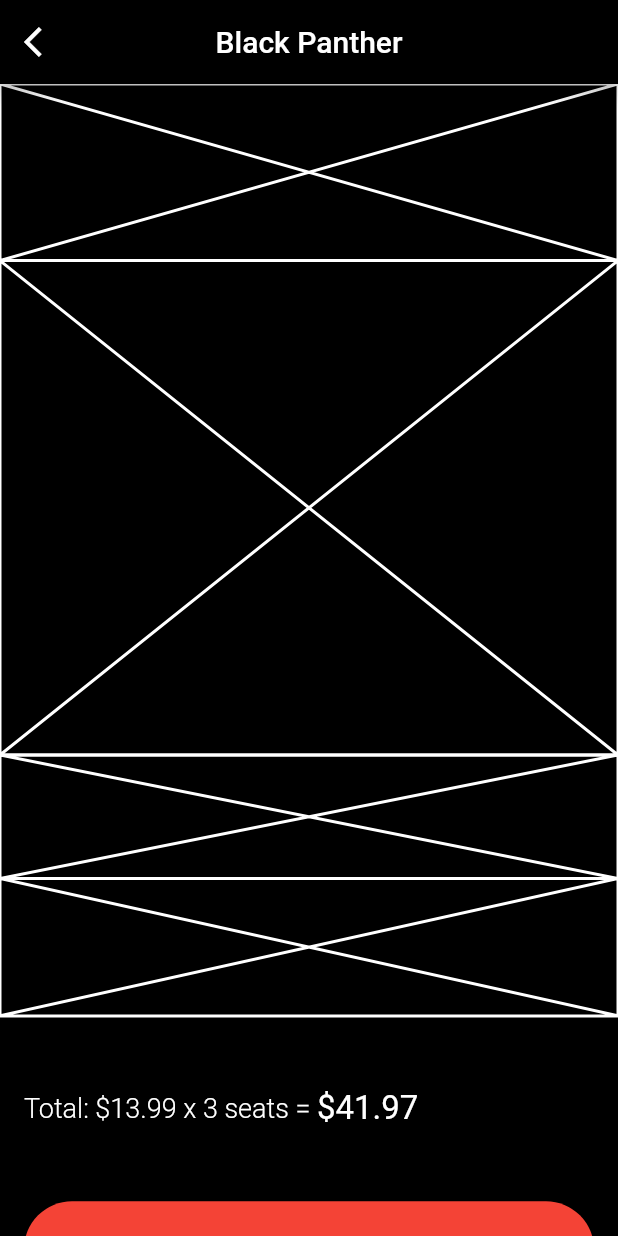
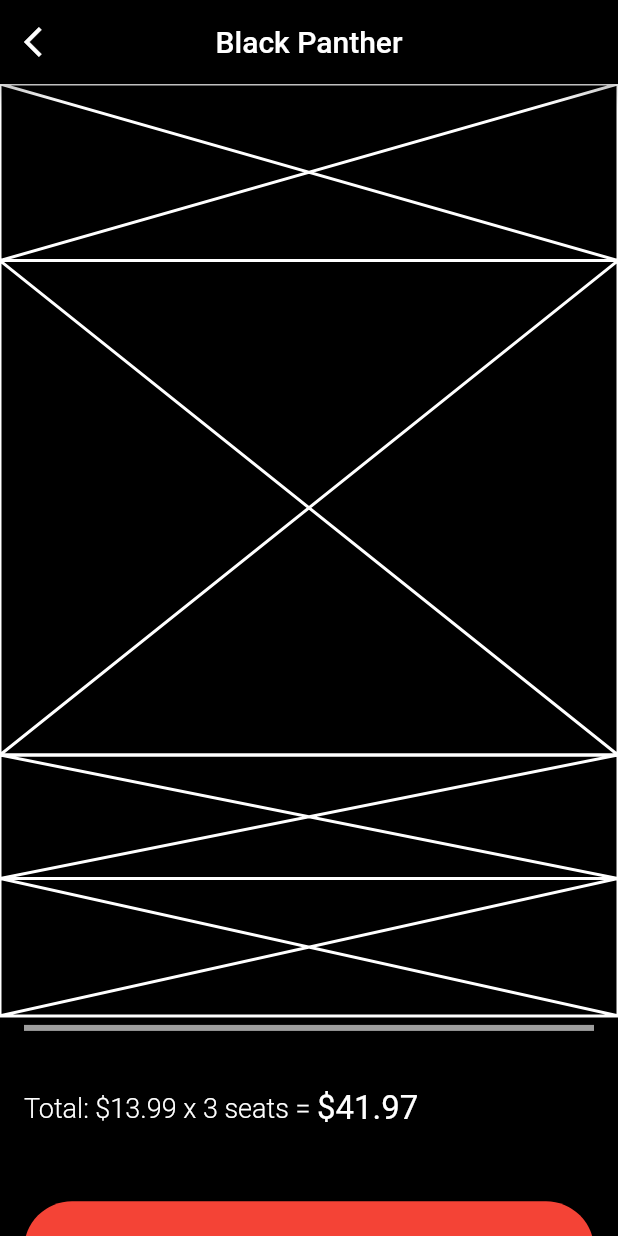
Before and after one commit to JAICHANGPARK/flutter_notebook_8th_story, a Flutter app: the screen it shows after launch, on a phone screen of 412 x 824 dp. Run offline on Flutter 3.47's test engine with Material 2 defaults, Android fonts, the phone set to English and light mode, and no system bars; our stand-ins replace badges, flutter_hooks, google_fonts, hooks_riverpod, state_notifier.

Commit message:
Update cinema_app.dart

```diff
--- a/lib/ep574_cinema_app/cinema_app.dart
+++ b/lib/ep574_cinema_app/cinema_app.dart
@@ -58,7 +58,13 @@ class _ReservePageState extends State<ReservePage> {
                 color: Colors.white,
               ),
             ),
-            Divider(),
+            Padding(
+              padding: const EdgeInsets.symmetric(horizontal: 16),
+              child: Divider(
+                color: Colors.grey,
+                thickness: 4,
+              ),
+            ),
             Container(
               height: MediaQuery.of(context).size.height / 9,
               padding: EdgeInsets.symmetric(horizontal: 16),
```
